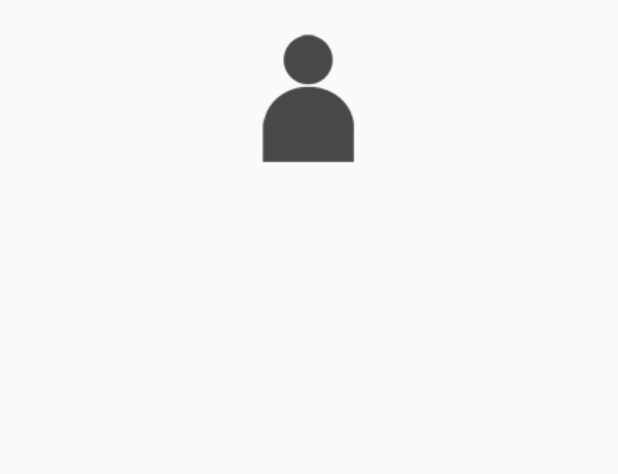
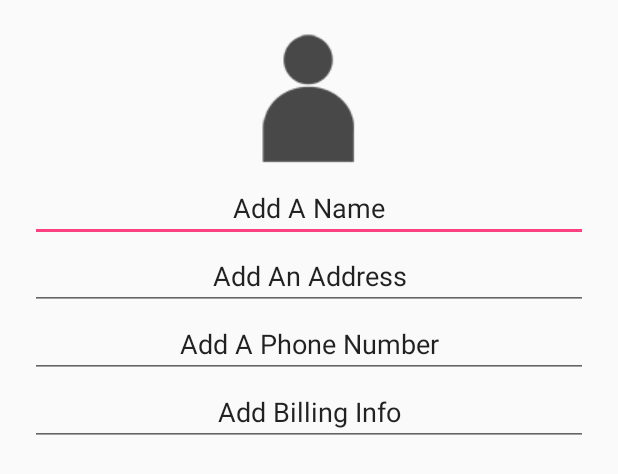
Before and after one commit to Jwood311/Lean-Customer-Management, an Android app: the layout activity_new_customer.xml on its own in the app's theme, with its tools: preview values and no code run, on a phone screen of 412 x 824 dp. Shown: the top 474 px of the screen. Run offline under Robolectric (Android 15) with nearby library versions, the phone set to English and light mode, and no system bars.

Commit message:
allowing editable

```diff
--- a/LeanClientManagement/app/src/main/res/layout/activity_new_customer.xml
+++ b/LeanClientManagement/app/src/main/res/layout/activity_new_customer.xml
@@ -2,7 +2,9 @@
 <LinearLayout xmlns:android="http://schemas.android.com/apk/res/android"
               android:orientation="vertical"
               android:layout_width="match_parent"
-              android:layout_height="match_parent">
+              android:layout_height="match_parent"
+              android:paddingLeft="20dp"
+              android:paddingRight="20dp">
 
     <ImageView
         android:layout_width="wrap_content"
@@ -11,4 +13,41 @@
         android:layout_gravity="center_horizontal"
         android:src="@drawable/profile"
         android:layout_marginTop="16dp"/>
+
+    <EditText
+        android:layout_width="match_parent"
+        android:layout_height="wrap_content"
+        android:id="@+id/editText"
+        android:layout_gravity="center_horizontal"
+        android:autoText="false"
+        android:text="Add A Name"
+        android:textAlignment="center"/>
+
+    <EditText
+        android:layout_width="match_parent"
+        android:layout_height="wrap_content"
+        android:inputType="textPostalAddress"
+        android:ems="10"
+        android:id="@+id/editText2"
+        android:layout_gravity="center_horizontal"
+        android:text="Add An Address"
+        android:textAlignment="center"/>
+
+    <EditText
+        android:layout_width="match_parent"
+        android:layout_height="wrap_content"
+        android:inputType="phone"
+        android:ems="10"
+        android:id="@+id/editText3"
+        android:layout_gravity="center_horizontal"
+        android:text="Add A Phone Number"
+        android:textAlignment="center"/>
+
+    <EditText
+        android:layout_width="match_parent"
+        android:layout_height="wrap_content"
+        android:id="@+id/editText4"
+        android:layout_gravity="center_horizontal"
+        android:text="Add Billing Info"
+        android:textAlignment="center"/>
 </LinearLayout>
```
